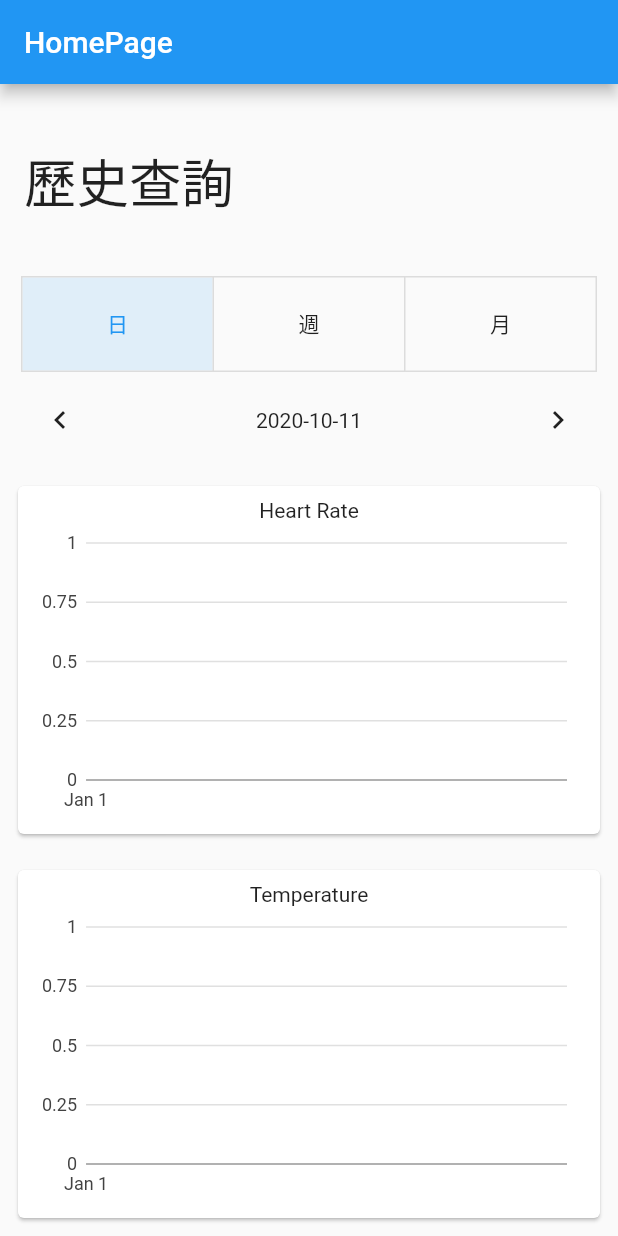
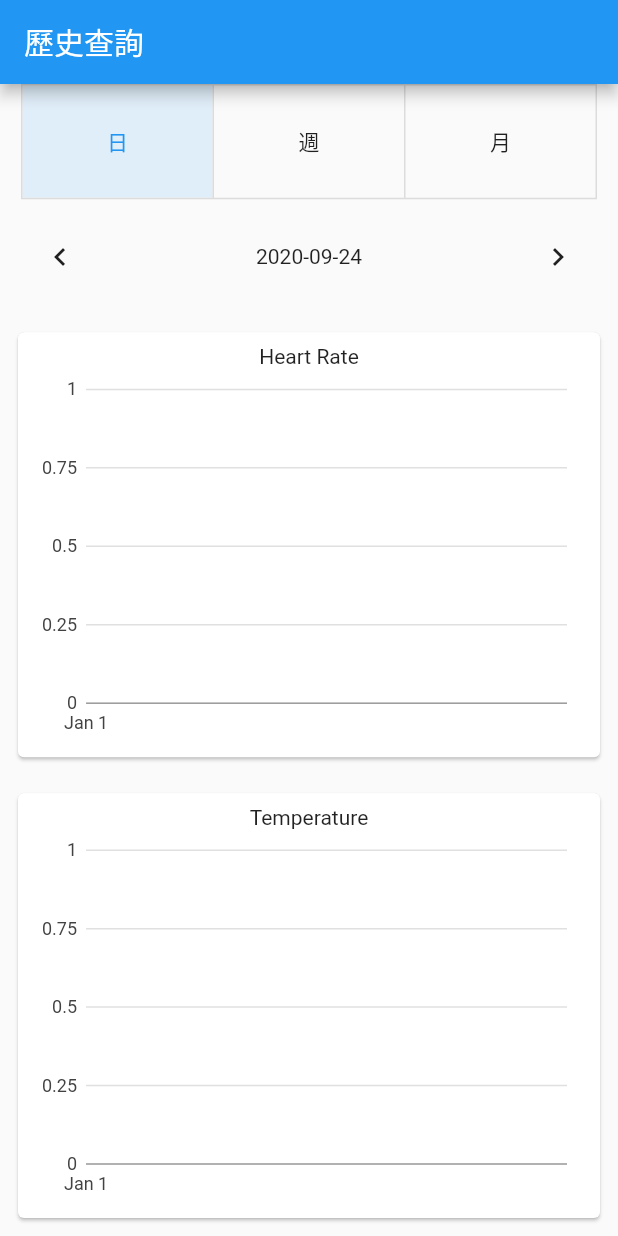
Before and after one commit to coliver0221/Flutter-Practice, a Flutter app: the screen it shows after launch, on a phone screen of 412 x 824 dp. Run offline on Flutter 3.47's test engine with Material 2 defaults, Android fonts, the phone set to English and light mode, and no system bars; our stand-ins replace carousel_slider, charts_flutter, dio, firebase_messaging, shared_preferences; accounts and stored records are empty; network calls fail.

```diff
--- a/charts_from_API_test/lib/main.dart
+++ b/charts_from_API_test/lib/main.dart
@@ -38,40 +38,43 @@ class MyHomePage extends StatefulWidget {
 class _MyHomePageState extends State<MyHomePage> {
   String _bearer = '';
   List<HeartRateSeries> _heartRateData = [];
+  List<HeartRateSeries> _annotaionData = [];
   List<TemperatureSeries> _temperatureData = [];
   List<bool> _toggleSelect = [true, false, false];
-  DateTime _selectedDate = DateTime.now().subtract(Duration(days: 1));
-  String _displayTime = DateFormat('yyyy-MM-dd').format(DateTime.now().subtract(Duration(days: 1)));
+  // DateTime _selectedDate = DateTime.now().subtract(Duration(days: 1));
+  DateTime _selectedDate = DateTime(2020, 9, 24);
+  // String _displayTime = DateFormat('yyyy-MM-dd').format(DateTime.now().subtract(Duration(days: 1)));
+  String _displayTime = DateFormat('yyyy-MM-dd').format(DateTime(2020, 9, 24));
   String _range = rangeList[0];
 
   Dio _dio = Dio();
 
   void _getDisplayData() async {
-    // print('----LOGIN----');
-    // try {
-    //   var res = await _dio.post(
-    //     'http://140.116.247.117:11050/login',
-    //     data: {
-    //       "account": 'Oliver1',
-    //       "password": '2020-01-01',
-    //       "role": "user",
-    //     },
-    //     options: Options(
-    //       headers: {
-    //         'Content-Type': 'application/json',
-    //       },
-    //     ),
-    //   );
-    //   if (res.statusCode == 200) {
-    //     var data = jsonDecode(res.toString());
-    //     setState(() {
-    //       _bearer = data['bearer'];
-    //     });
-    //     print(_bearer);
-    //   }
-    // } on DioError catch (exception) {
-    //   print(exception.error.toString());
-    // }
+    print('----LOGIN----');
+    try {
+      var res = await _dio.post(
+        'http://140.116.247.117:11050/login',
+        data: {
+          "account": 'Oliver1',
+          "password": '2020-01-01',
+          "role": "user",
+        },
+        options: Options(
+          headers: {
+            'Content-Type': 'application/json',
+          },
+        ),
+      );
+      if (res.statusCode == 200) {
+        var data = jsonDecode(res.toString());
+        setState(() {
+          _bearer = data['bearer'];
+        });
+        print(_bearer);
+      }
+    } on DioError catch (exception) {
+      print(exception.error.toString());
+    }
 
     print('----GETDATA----');
     print('start date: ${DateFormat('yyyy-MM-dd').format(_selectedDate)}');
@@ -87,25 +90,26 @@ class _MyHomePageState extends State<MyHomePage> {
         options: Options(
           headers: {
             'Content-Type': 'application/json',
-            // 'Authorization': 'Bearer $_bearer',
-            'Authorization': 'Bearer 81b4dc91adf59b0c0a8e72e8df2e075d3a593db77348551b840c7fc694768ee2',
+            'Authorization': 'Bearer $_bearer',
+            // 'Authorization': 'Bearer 81b4dc91adf59b0c0a8e72e8df2e075d3a593db77348551b840c7fc694768ee2',
           }
         ),
       );
       if (res.statusCode == 200) {
         var data = jsonDecode(res.toString());
-        _dataReformat(data['data']);
+        _dataReformat(data['data'], data['analysis']);
       }
     } on DioError catch (exception) {
       print(exception.error.toString());
     }
   }
 
-  void _dataReformat(List<dynamic> data) {
+  void _dataReformat(List<dynamic> data, List<dynamic> analysis) {
     print('----START REFORMAT----');
     setState(() {
       _heartRateData.clear();
       _temperatureData.clear();
+      _annotaionData.clear();
       for (var record in data) {
         // print(record);
         _heartRateData.add(HeartRateSeries(
@@ -116,6 +120,12 @@ class _MyHomePageState extends State<MyHomePage> {
           time: DateTime.parse(record[0]),
           temperature: record[2],
         ));
+      }
+      for (var alertTime in analysis) {
+        _annotaionData.add(HeartRateSeries(
+          time: DateTime.parse(alertTime),
+        )
+        );
       }
     });
     print('----END REFORMAT----');
@@ -230,24 +240,24 @@ class _MyHomePageState extends State<MyHomePage> {
   Widget build(BuildContext context) {
     return Scaffold(
       appBar: AppBar(
-        title: Text('HomePage'),
+        title: Text('歷史查詢'),
       ),
       body: Center(
         child: Column(
           children: <Widget>[
-            Expanded(
-              flex: 2,
-              child: Container(
-                alignment: Alignment.centerLeft,
-                padding: EdgeInsets.symmetric(horizontal: 16.0),
-                child: Text(
-                  '歷史查詢',
-                  style: TextStyle(
-                    fontSize: 35,
-                  ),
-                ),
-              ),
-            ),
+            // Expanded(
+            //   flex: 2,
+            //   child: Container(
+            //     alignment: Alignment.centerLeft,
+            //     padding: EdgeInsets.symmetric(horizontal: 16.0),
+            //     child: Text(
+            //       '歷史查詢',
+            //       style: TextStyle(
+            //         fontSize: 35,
+            //       ),
+            //     ),
+            //   ),
+            // ),
             Expanded(
               flex: 1,
               child: ToggleButtons(
@@ -290,7 +300,7 @@ class _MyHomePageState extends State<MyHomePage> {
             ),
             Expanded(
               flex: 4,
-              child: HeartRateChart(data: _heartRateData)
+              child: HeartRateChart(data: _heartRateData, annotationPoint: _annotaionData)
             ),
             Expanded(
               flex: 4,
--- a/charts_from_API_test/lib/models/heartRateSeries.dart
+++ b/charts_from_API_test/lib/models/heartRateSeries.dart
@@ -1,4 +1,3 @@
-import 'package:charts_flutter/flutter.dart' as charts;
 import 'package:flutter/foundation.dart';
 
 /// Define heartrate data
@@ -9,7 +8,7 @@ class HeartRateSeries {
 
   HeartRateSeries({
     @required this.time,
-    @required this.heartRate,
+    this.heartRate,
     // @required this.barColor
   });
 }
--- a/charts_from_API_test/lib/widgets/heartRateChart.dart
+++ b/charts_from_API_test/lib/widgets/heartRateChart.dart
@@ -4,9 +4,10 @@ import 'package:flutter/material.dart';
 
 class HeartRateChart extends StatelessWidget {
   final List<HeartRateSeries> data;
+  final List<HeartRateSeries> annotationPoint;
 
   /// Constructure
-  HeartRateChart({@required this.data});
+  HeartRateChart({@required this.data, this.annotationPoint});
 
   @override
   Widget build(BuildContext context) {
@@ -17,7 +18,22 @@ class HeartRateChart extends StatelessWidget {
         domainFn: (HeartRateSeries series, _) => series.time,
         measureFn: (HeartRateSeries series, _) => series.heartRate,
         colorFn: (_, __) => charts.MaterialPalette.red.shadeDefault,
+      ),
+      charts.Series(
+        id: "Annotation",
+        data: annotationPoint,
+        domainFn: (HeartRateSeries series, _) => series.time,
+        domainLowerBoundFn: (_, __) => null,
+        domainUpperBoundFn: (_, __) => null,
+        /// No measure values are needed for symbol annotations.
+        measureFn: (_, __) => null,
+        colorFn: (HeartRateSeries series, _) => charts.ColorUtil.fromDartColor(Colors.green),
       )
+      /// Configure our custom symbol annotation renderer for this series.
+      ..setAttribute(charts.rendererIdKey, 'customSymbolAnnotation')
+      // Optional radius for the annotation shape. If not specified, this will
+      // default to the same radius as the points.
+      // ..setAttribute(charts.boundsLineRadiusPxKey, 3.5),
     ];
 
     return Container(
@@ -38,6 +54,13 @@ class HeartRateChart extends StatelessWidget {
                   primaryMeasureAxis: charts.NumericAxisSpec(
                     tickProviderSpec: charts.BasicNumericTickProviderSpec(zeroBound: false)
                   ),
+                  customSeriesRenderers: [
+                    charts.SymbolAnnotationRendererConfig(
+                      // ID used to link series to this renderer.
+                      customRendererId: 'customSymbolAnnotation',
+                      radiusPx: 3.5,
+                    ),
+                  ],
                 )
               ),
             ],
```
